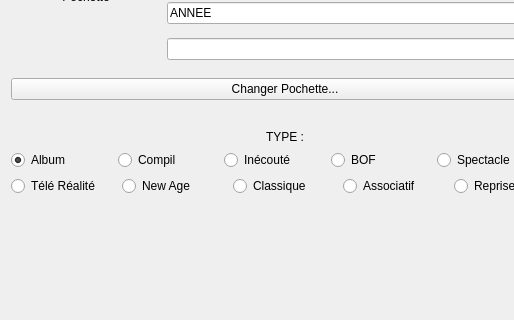
Old version of the form projet-musique/core/dialogajouterphys.ui in the repository toopoormaghell/projet-musique; both pictures show x 0 to 514 and y 214 to 534 of the 1261 by 762 pixel window.
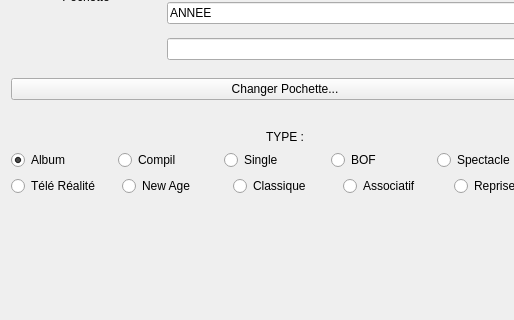
New version of the form.

What changed in the file:
```diff
--- a/projet-musique/core/dialogajouterphys.ui
+++ b/projet-musique/core/dialogajouterphys.ui
@@ -211,7 +211,7 @@
        <item>
         <widget class="QRadioButton" name="radioButton_4">
          <property name="text">
-          <string>Inécouté</string>
+          <string>Single</string>
          </property>
          <attribute name="buttonGroup">
           <string notr="true">buttonGroup_2</string>
```
